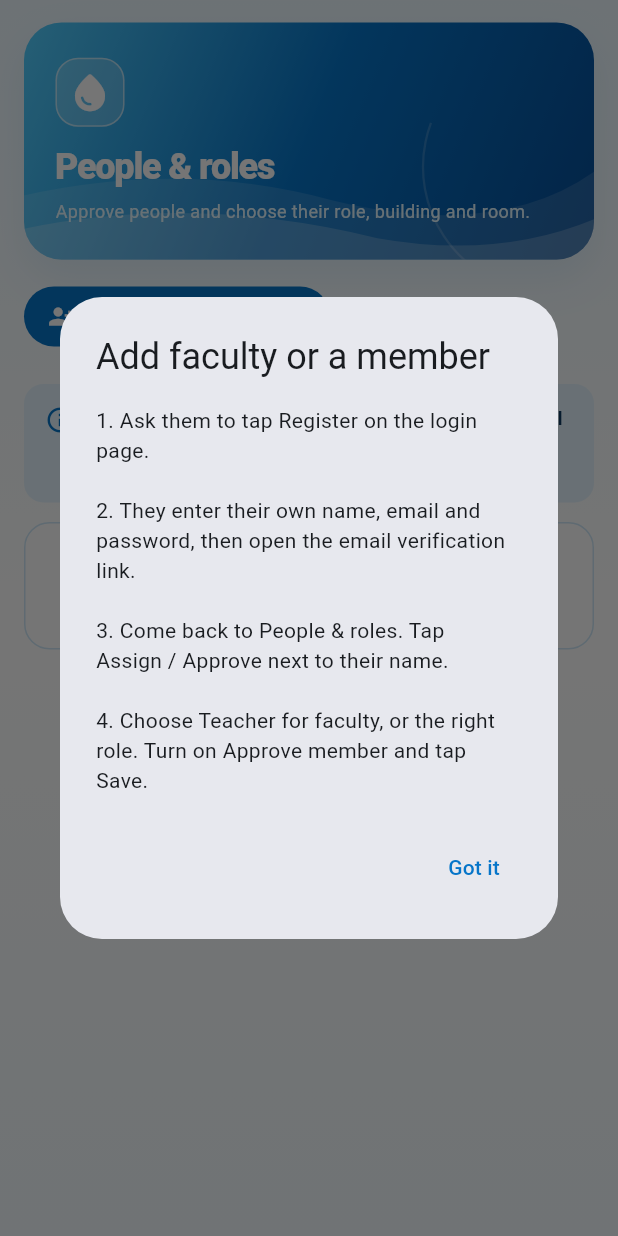
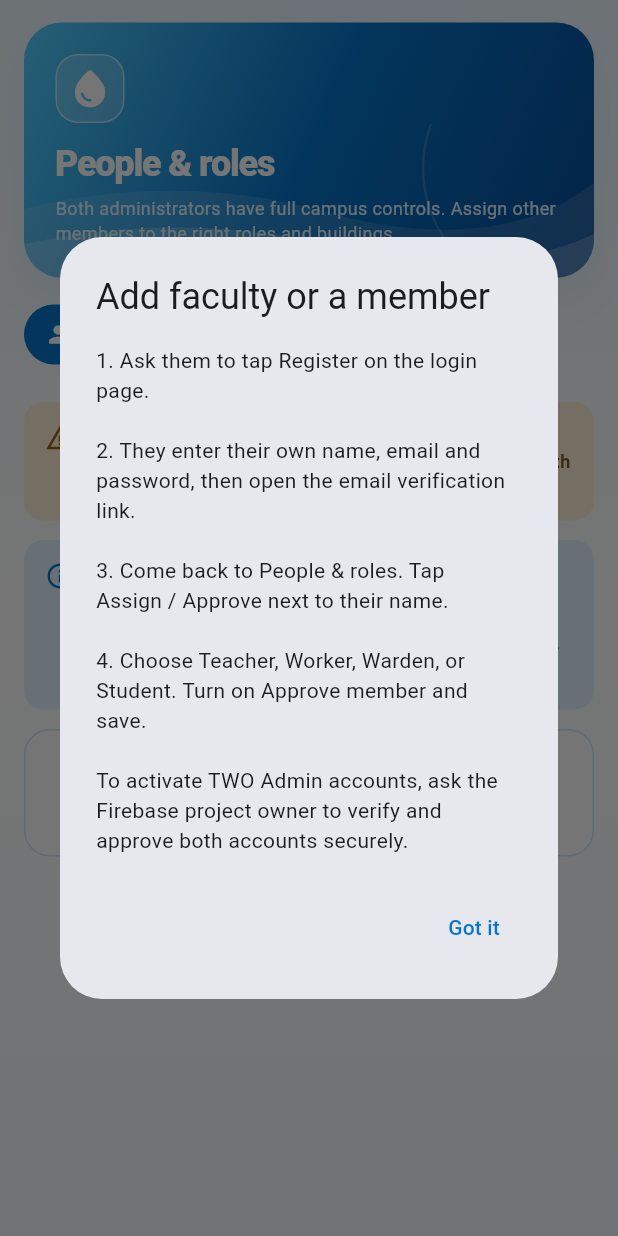
Before and after one commit to SHWETHA-1315/AQUACAMPUS, a Flutter app: the MembersPage widget shown alone on an empty page, opened directly with empty values, after a tap on "Add faculty / member", on a phone screen of 412 x 824 dp. Run offline on Flutter 3.47's test engine with Material 3 defaults, Android fonts, the light colour scheme and no system bars; our stand-ins replace cloud_firestore, firebase_auth, firebase_core; accounts and stored records are empty.

Commit message:
Show two protected full-control admins and safe role-only staff onboarding

```diff
--- a/lib/main.dart
+++ b/lib/main.dart
@@ -3420,7 +3420,7 @@ class MembersPage extends StatelessWidget {
   @override
   Widget build(BuildContext context) => ScreenBody(
     title: 'People & roles',
-    subtitle: 'Approve people and choose their role, building and room.',
+    subtitle: 'Both administrators have full campus controls. Assign other members to the right roles and buildings.',
     action: FilledButton.icon(
       icon: const Icon(Icons.person_add_alt_1),
       label: const Text('Add faculty / member'),
@@ -3432,7 +3432,8 @@ class MembersPage extends StatelessWidget {
             '1. Ask them to tap Register on the login page.\n\n'
             '2. They enter their own name, email and password, then open the email verification link.\n\n'
             '3. Come back to People & roles. Tap Assign / Approve next to their name.\n\n'
-            '4. Choose Teacher for faculty, or the right role. Turn on Approve member and tap Save.',
+            '4. Choose Teacher, Worker, Warden, or Student. Turn on Approve member and save.\n\n'
+            'To activate TWO Admin accounts, ask the Firebase project owner to verify and approve both accounts securely.',
           ),
           actions: [
             TextButton(
@@ -3444,8 +3445,14 @@ class MembersPage extends StatelessWidget {
       ),
     ),
     children: [
+      InfoBanner(
+        store.adminCount == 2
+            ? 'Both verified Admin accounts are active and protected. Each controls buildings, tanks, requests, SOS, notices and member assignments.'
+            : 'Active administrators: ${store.adminCount} of 2. A Firebase project owner must activate two separate verified accounts before both Admins can sign in.',
+        warning: store.adminCount != 2,
+      ),
       const InfoBanner(
-        'To add faculty: ask them to register with their own email and verify it. Find them here, tap Assign / Approve, choose Teacher, turn on Approve member, then Save.',
+        'To add a student, teacher, warden or water worker: ask them to register and verify their email. Then choose Assign / Approve and select their role and location. Administrator promotion requires trusted project-owner activation.',
       ),
       if (store.people.isEmpty)
         _empty('New people appear here after they register in the app.'),
@@ -3471,7 +3478,15 @@ class MembersPage extends StatelessWidget {
               ),
               _labelValue('Role', '${p['role']}'),
               _labelValue('Building', store.facilityName('${p['facilityId']}')),
-              if (p['id'] != store.uid)
+              if (p['role'] == 'admin')
+                const Align(
+                  alignment: Alignment.centerRight,
+                  child: Chip(
+                    avatar: Icon(Icons.admin_panel_settings_outlined, size: 18),
+                    label: Text('Protected administrator'),
+                  ),
+                )
+              else
                 Align(
                   alignment: Alignment.centerRight,
                   child: TextButton.icon(
@@ -3509,7 +3524,7 @@ class MembersPage extends StatelessWidget {
                   initialValue: role,
                   decoration: const InputDecoration(labelText: 'Role'),
                   items: [
-                    for (final r in roleNames)
+                    for (final r in roleNames.where((value) => value != 'admin'))
                       DropdownMenuItem(value: r, child: Text(_nice(r))),
                   ],
                   onChanged: (v) => setDialog(() => role = v ?? role),
```
